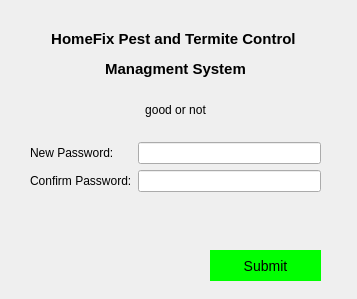
Qt form UI folder/changepassword.ui (luimartin/Pest-Control-Managment-System) before a commit.
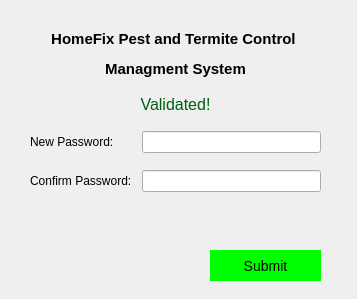
The same form after that commit.

What changed in the file:
```diff
--- a/UI folder/changepassword.ui
+++ b/UI folder/changepassword.ui
@@ -51,82 +51,62 @@
     <string>Submit</string>
    </property>
   </widget>
-  <widget class="QWidget" name="">
+  <widget class="QWidget" name="layoutWidget">
    <property name="geometry">
     <rect>
      <x>30</x>
      <y>30</y>
      <width>291</width>
-     <height>171</height>
+     <height>192</height>
     </rect>
    </property>
    <layout class="QFormLayout" name="formLayout">
+    <property name="horizontalSpacing">
+     <number>10</number>
+    </property>
+    <property name="verticalSpacing">
+     <number>17</number>
+    </property>
     <item row="0" column="0" colspan="2">
      <widget class="QLabel" name="titleLabel">
+      <property name="styleSheet">
+       <string notr="true"/>
+      </property>
       <property name="text">
        <string>&lt;html&gt;&lt;head/&gt;&lt;body&gt;&lt;p align=&quot;center&quot;&gt;&lt;span style=&quot; font-size:11pt; font-weight:700;&quot;&gt;HomeFix Pest and Termite Control &lt;/span&gt;&lt;/p&gt;&lt;p align=&quot;center&quot;&gt;&lt;span style=&quot; font-size:11pt; font-weight:700;&quot;&gt;Managment System&lt;/span&gt;&lt;/p&gt;&lt;/body&gt;&lt;/html&gt;</string>
       </property>
      </widget>
     </item>
-    <item row="2" column="0" colspan="2">
+    <item row="1" column="0" colspan="2">
      <widget class="QLabel" name="label_3">
+      <property name="styleSheet">
+       <string notr="true">color:#005D0F</string>
+      </property>
       <property name="text">
-       <string>&lt;html&gt;&lt;head/&gt;&lt;body&gt;&lt;p align=&quot;center&quot;&gt;good or not&lt;/p&gt;&lt;/body&gt;&lt;/html&gt;</string>
+       <string>&lt;html&gt;&lt;head/&gt;&lt;body&gt;&lt;p align=&quot;center&quot;&gt;&lt;span style=&quot; font-size:12pt;&quot;&gt;Validated!&lt;/span&gt;&lt;/p&gt;&lt;/body&gt;&lt;/html&gt;</string>
       </property>
      </widget>
     </item>
-    <item row="3" column="0">
-     <spacer name="verticalSpacer">
-      <property name="orientation">
-       <enum>Qt::Horizontal</enum>
-      </property>
-      <property name="sizeType">
-       <enum>QSizePolicy::Fixed</enum>
-      </property>
-      <property name="sizeHint" stdset="0">
-       <size>
-        <width>13</width>
-        <height>13</height>
-       </size>
-      </property>
-     </spacer>
-    </item>
-    <item row="4" column="0">
+    <item row="2" column="0">
      <widget class="QLabel" name="label">
       <property name="text">
        <string>New Password:</string>
       </property>
      </widget>
     </item>
-    <item row="4" column="1">
+    <item row="2" column="1">
      <widget class="QLineEdit" name="lineEdit"/>
     </item>
-    <item row="5" column="0">
+    <item row="3" column="0">
      <widget class="QLabel" name="label_2">
       <property name="text">
        <string>Confirm Password:</string>
       </property>
      </widget>
     </item>
-    <item row="5" column="1">
+    <item row="3" column="1">
      <widget class="QLineEdit" name="lineEdit_2"/>
     </item>
-    <item row="1" column="0">
-     <spacer name="verticalSpacer_2">
-      <property name="orientation">
-       <enum>Qt::Horizontal</enum>
-      </property>
-      <property name="sizeType">
-       <enum>QSizePolicy::Fixed</enum>
-      </property>
-      <property name="sizeHint" stdset="0">
-       <size>
-        <width>13</width>
-        <height>13</height>
-       </size>
-      </property>
-     </spacer>
-    </item>
    </layout>
   </widget>
  </widget>
```
